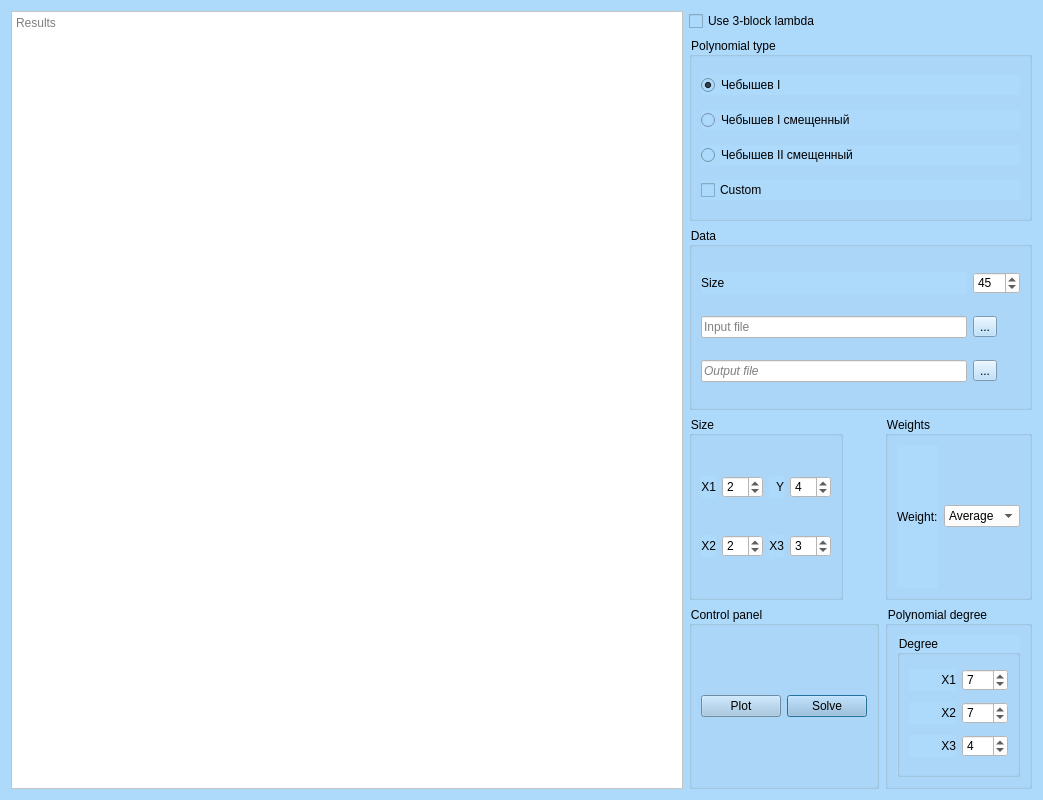
Qt form main_window.ui (skiliton/sa_lab3) before a commit.
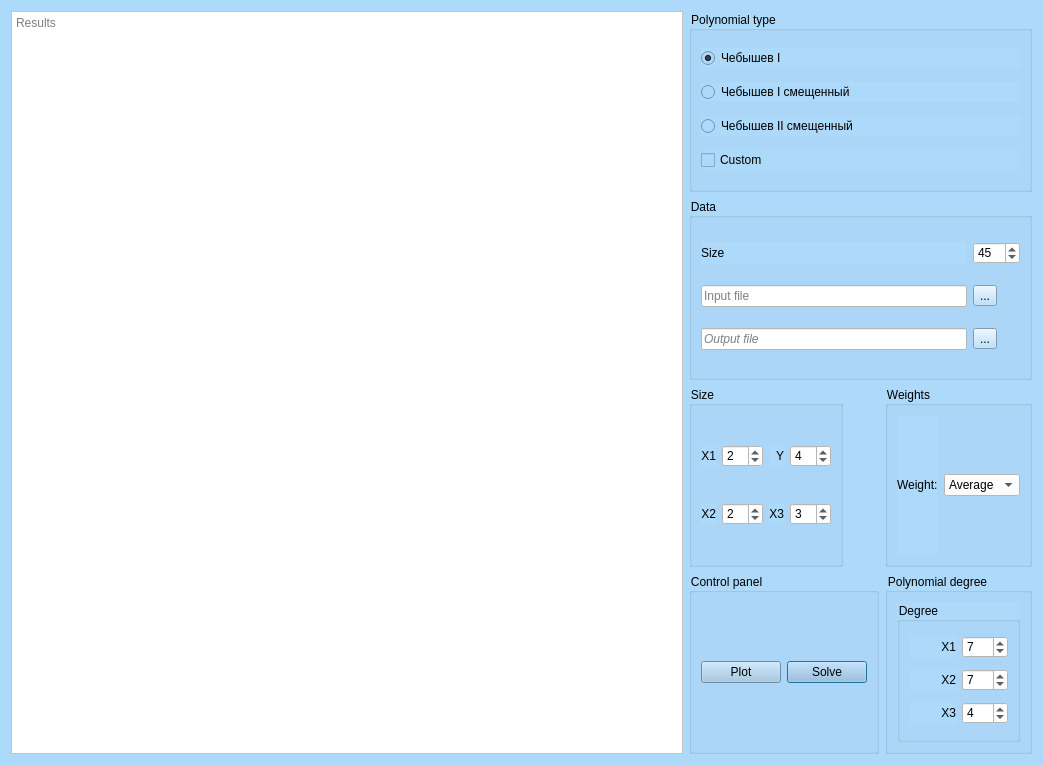
The same form after that commit.

```diff
--- a/main_window.ui
+++ b/main_window.ui
@@ -7,7 +7,7 @@
     <x>0</x>
     <y>0</y>
     <width>1043</width>
-    <height>800</height>
+    <height>765</height>
    </rect>
   </property>
   <property name="font">
@@ -445,45 +445,6 @@
      </layout>
     </widget>
    </item>
-   <item row="5" column="3" colspan="2">
-    <widget class="QCheckBox" name="lambda_check">
-     <property name="styleSheet">
-      <string notr="true">background-color: rgb(173, 217, 250); color: black;</string>
-     </property>
-     <property name="locale">
-      <locale language="Ukrainian" country="Ukraine"/>
-     </property>
-     <property name="text">
-      <string>Use 3-block lambda</string>
-     </property>
-    </widget>
-   </item>
-   <item row="5" column="0" rowspan="5">
-    <widget class="QTextBrowser" name="results_field">
-     <property name="styleSheet">
-      <string notr="true">background-color: rgb(255, 255, 255); color: black;</string>
-     </property>
-     <property name="locale">
-      <locale language="Ukrainian" country="Ukraine"/>
-     </property>
-     <property name="lineWrapMode">
-      <enum>QTextEdit::NoWrap</enum>
-     </property>
-     <property name="readOnly">
-      <bool>true</bool>
-     </property>
-     <property name="html">
-      <string>&lt;!DOCTYPE HTML PUBLIC &quot;-//W3C//DTD HTML 4.0//EN&quot; &quot;http://www.w3.org/TR/REC-html40/strict.dtd&quot;&gt;
-&lt;html&gt;&lt;head&gt;&lt;meta name=&quot;qrichtext&quot; content=&quot;1&quot; /&gt;&lt;style type=&quot;text/css&quot;&gt;
-p, li { white-space: pre-wrap; }
-&lt;/style&gt;&lt;/head&gt;&lt;body style=&quot; font-family:'.AppleSystemUIFont'; font-size:13pt; font-weight:400; font-style:normal;&quot;&gt;
-&lt;p style=&quot;-qt-paragraph-type:empty; margin-top:0px; margin-bottom:0px; margin-left:0px; margin-right:0px; -qt-block-indent:0; text-indent:0px; font-family:'.Menio Regular'; font-size:10pt;&quot;&gt;&lt;br /&gt;&lt;/p&gt;&lt;/body&gt;&lt;/html&gt;</string>
-     </property>
-     <property name="placeholderText">
-      <string>Results</string>
-     </property>
-    </widget>
-   </item>
    <item row="6" column="3" colspan="2">
     <widget class="QGroupBox" name="groupBox_3">
      <property name="styleSheet">
@@ -548,6 +509,32 @@
      </layout>
     </widget>
    </item>
+   <item row="6" column="0" rowspan="4">
+    <widget class="QTextBrowser" name="results_field">
+     <property name="styleSheet">
+      <string notr="true">background-color: rgb(255, 255, 255); color: black;</string>
+     </property>
+     <property name="locale">
+      <locale language="Ukrainian" country="Ukraine"/>
+     </property>
+     <property name="lineWrapMode">
+      <enum>QTextEdit::NoWrap</enum>
+     </property>
+     <property name="readOnly">
+      <bool>true</bool>
+     </property>
+     <property name="html">
+      <string>&lt;!DOCTYPE HTML PUBLIC &quot;-//W3C//DTD HTML 4.0//EN&quot; &quot;http://www.w3.org/TR/REC-html40/strict.dtd&quot;&gt;
+&lt;html&gt;&lt;head&gt;&lt;meta name=&quot;qrichtext&quot; content=&quot;1&quot; /&gt;&lt;style type=&quot;text/css&quot;&gt;
+p, li { white-space: pre-wrap; }
+&lt;/style&gt;&lt;/head&gt;&lt;body style=&quot; font-family:'.AppleSystemUIFont'; font-size:13pt; font-weight:400; font-style:normal;&quot;&gt;
+&lt;p style=&quot;-qt-paragraph-type:empty; margin-top:0px; margin-bottom:0px; margin-left:0px; margin-right:0px; -qt-block-indent:0; text-indent:0px; font-family:'.Menio Regular'; font-size:10pt;&quot;&gt;&lt;br /&gt;&lt;/p&gt;&lt;/body&gt;&lt;/html&gt;</string>
+     </property>
+     <property name="placeholderText">
+      <string>Results</string>
+     </property>
+    </widget>
+   </item>
   </layout>
  </widget>
  <tabstops>
```
Left out of the diff: 16 changed lines with no effect on the pictures.
